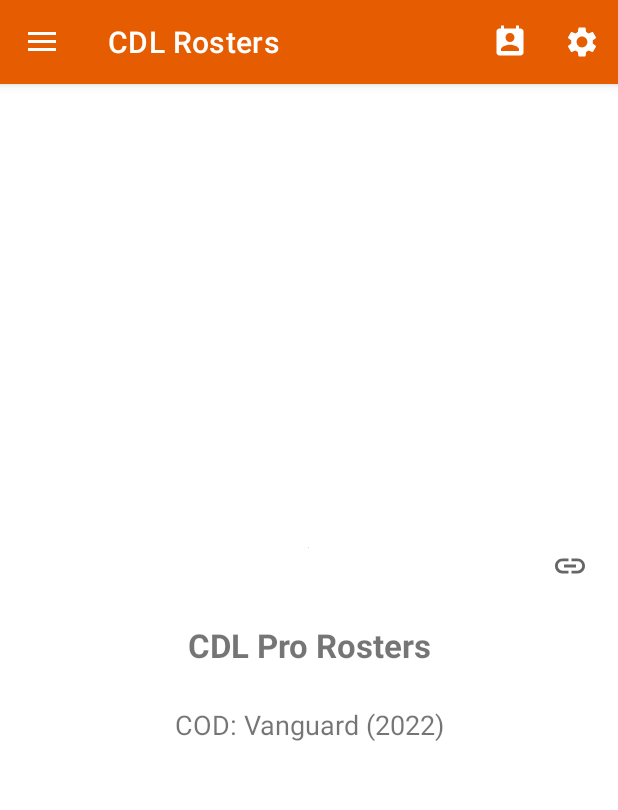
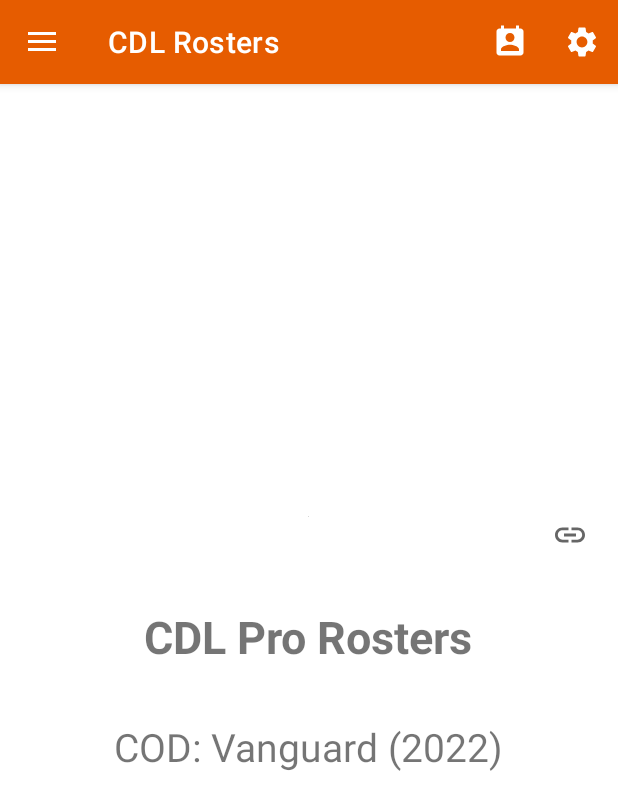
Before and after one commit to robbiebrush/CODAssistantAndroid, an Android app: the screen it shows after launch (MainActivity), in the side drawer, after a tap on "CDL Rosters", on a phone screen of 412 x 824 dp. Shown: the top 810 px of the screen. Run offline under Robolectric (Android 15) with nearby library versions, the phone set to English and light mode, and no system bars; our stand-ins replace Picasso, Volley, androidx.preference, navigation-ui; network calls fail; pictures from the network do not load; Roboto replaces fonts that are not available here.

Commit message:
#001 Fixed pref change triggering, fixed filter issue causing stats to stack when stats screen isn't destroyng

```diff
--- a/app/src/main/java/com/example/codassistant/HomeFragment.java
+++ b/app/src/main/java/com/example/codassistant/HomeFragment.java
@@ -1,12 +1,17 @@
 package com.example.codassistant;
 
 import android.content.Intent;
+import android.content.SharedPreferences;
+import android.content.res.Configuration;
+import android.content.res.Resources;
 import android.net.Uri;
 import android.os.Bundle;
 
 import androidx.fragment.app.Fragment;
+import androidx.preference.PreferenceManager;
 
 import android.provider.CalendarContract;
+import android.util.DisplayMetrics;
 import android.view.LayoutInflater;
 import android.view.View;
 import android.view.ViewGroup;
@@ -14,6 +19,9 @@ import android.widget.Button;
 import android.widget.TextView;
 
 import com.google.android.material.snackbar.Snackbar;
+
+import java.util.Locale;
+import java.util.Objects;
 
 /**
  * A simple {@link Fragment} subclass.
@@ -65,6 +73,13 @@ public class HomeFragment extends Fragment {
     @Override
     public View onCreateView(LayoutInflater inflater, ViewGroup container,
                              Bundle savedInstanceState) {
+        SharedPreferences sharedPreferences = PreferenceManager.getDefaultSharedPreferences(Objects.requireNonNull(getContext()));
+        if (sharedPreferences.getString("font", "default").equals("default")) {
+            MainActivity.font = 0;
+        } else if (sharedPreferences.getString("font" ,"default").equals("large")) {
+            MainActivity.font = 1;
+        }
+
         // Inflate the layout for this fragment
         View view = inflater.inflate(R.layout.fragment_home, container, false);
 
--- a/app/src/main/java/com/example/codassistant/MainActivity.java
+++ b/app/src/main/java/com/example/codassistant/MainActivity.java
@@ -1,5 +1,6 @@
 package com.example.codassistant;
 
+import android.app.Activity;
 import android.content.Context;
 import android.content.Intent;
 import android.content.SharedPreferences;
@@ -34,6 +35,7 @@ import androidx.preference.PreferenceManager;
 import com.example.codassistant.databinding.ActivityMainBinding;
 
 import java.util.Locale;
+import java.util.Objects;
 
 public class MainActivity extends AppCompatActivity {
 
@@ -47,40 +49,28 @@ public class MainActivity extends AppCompatActivity {
     //Stat filter flag
     public static int filter = 0;
 
-    //Lang flag for decimal rounding
-    public static int lang = 0;
-
     @Override
     protected void onCreate(Bundle savedInstanceState) {
         super.onCreate(savedInstanceState);
+
         SharedPreferences sharedPreferences = PreferenceManager.getDefaultSharedPreferences(getApplicationContext());
-        //language set test
-        if (sharedPreferences.getString("lang", "eng").equals("eng")) {
-            setAppLocale("en");
-            lang = 0;
-        } else if (sharedPreferences.getString("lang" ,"eng").equals("esp")) {
-            setAppLocale("es");
-            lang = 1;
+        if (sharedPreferences.getString("lang", "en").equals("en")) {
+            Resources res = getResources();
+            DisplayMetrics dm = res.getDisplayMetrics();
+            Configuration config = res.getConfiguration();
+            Locale locale = new Locale("en");
+            Locale.setDefault(locale);
+            config.setLocale(locale);
+            res.updateConfiguration(config, dm);
+        } else if (sharedPreferences.getString("lang" ,"en").equals("es")) {
+            Resources res = getResources();
+            DisplayMetrics dm = res.getDisplayMetrics();
+            Configuration config = res.getConfiguration();
+            Locale locale = new Locale("es");
+            Locale.setDefault(locale);
+            config.setLocale(locale);
+            res.updateConfiguration(config, dm);
         }
-
-        //font set test
-        if (sharedPreferences.getString("font", "default").equals("default")) {
-            font = 0;
-        } else if (sharedPreferences.getString("font" ,"default").equals("large")) {
-            font = 1;
-        }
-
-        if (sharedPreferences.getString("filter", "overall").equals("overall")) {
-            filter = 0;
-        } else if (sharedPreferences.getString("filter", "overall").equals("hp")) {
-            filter = 1;
-            Log.d("help","made it hp filter");
-        } else if (sharedPreferences.getString("filter", "overall").equals("snd")) {
-            filter = 2;
-        } else if (sharedPreferences.getString("filter", "overall").equals("ctl")) {
-            filter = 3;
-        }
-
 
         binding = ActivityMainBinding.inflate(getLayoutInflater());
         setContentView(binding.getRoot());
@@ -127,16 +117,6 @@ public class MainActivity extends AppCompatActivity {
         });
     }
 
-    private void setAppLocale(String code) {
-        Resources res = getResources();
-        DisplayMetrics dm = res.getDisplayMetrics();
-        Configuration config = res.getConfiguration();
-        Locale locale = new Locale(code);
-        Locale.setDefault(locale);
-        config.setLocale(locale);
-        res.updateConfiguration(config, dm);
-    }
-
     @Override
     public boolean onCreateOptionsMenu(Menu menu) {
         // Inflate the menu; this adds items to the action bar if it is present.
--- a/app/src/main/java/com/example/codassistant/RecyclerViews/MatchesRecycler/CustomRecyclerViewAdapter2.java
+++ b/app/src/main/java/com/example/codassistant/RecyclerViews/MatchesRecycler/CustomRecyclerViewAdapter2.java
@@ -4,6 +4,7 @@ import android.app.AlertDialog;
 import android.content.Context;
 import android.content.DialogInterface;
 import android.content.Intent;
+import android.content.SharedPreferences;
 import android.net.Uri;
 import android.os.Bundle;
 import android.view.LayoutInflater;
@@ -14,6 +15,7 @@ import android.widget.TextView;
 
 import androidx.annotation.NonNull;
 import androidx.navigation.Navigation;
+import androidx.preference.PreferenceManager;
 import androidx.recyclerview.widget.RecyclerView;
 
 import com.example.codassistant.Database.CreateUpdateFragment;
@@ -23,6 +25,7 @@ import com.example.codassistant.MainActivity;
 import com.example.codassistant.R;
 
 import java.util.ArrayList;
+import java.util.Objects;
 
 public class CustomRecyclerViewAdapter2 extends RecyclerView.Adapter<CustomRecyclerViewAdapter2.CustomViewHolder>{
     private ArrayList<Match> matches;
--- a/app/src/main/java/com/example/codassistant/SettingsFragment.java
+++ b/app/src/main/java/com/example/codassistant/SettingsFragment.java
@@ -11,18 +11,35 @@ import androidx.annotation.Nullable;
 import androidx.preference.ListPreference;
 import androidx.preference.Preference;
 import androidx.preference.PreferenceFragmentCompat;
+import androidx.preference.PreferenceManager;
 
 import java.util.Locale;
+import java.util.Objects;
 
 public class SettingsFragment extends PreferenceFragmentCompat {
+    static String lang;
 
     @Override
     public void onCreate(@Nullable Bundle savedInstanceState) {
         super.onCreate(savedInstanceState);
+
+        SharedPreferences sharedPreferences = PreferenceManager.getDefaultSharedPreferences(Objects.requireNonNull(getContext()));
+        lang = sharedPreferences.getString("lang", "en");
     }
 
     @Override
     public void onCreatePreferences(Bundle savedInstanceState, String rootKey) {
         setPreferencesFromResource(R.xml.root_preferences, rootKey);
     }
+
+    @Override
+    public void onStop() {
+        super.onStop();
+
+        SharedPreferences sharedPreferences = PreferenceManager.getDefaultSharedPreferences(Objects.requireNonNull(getContext()));
+
+        if (!lang.equals(sharedPreferences.getString("lang", "en"))) {
+            getActivity().recreate();
+        }
+    }
 }
--- a/app/src/main/java/com/example/codassistant/StatsFragment.java
+++ b/app/src/main/java/com/example/codassistant/StatsFragment.java
@@ -1,8 +1,10 @@
 package com.example.codassistant;
 
+import android.content.SharedPreferences;
 import android.os.Bundle;
 
 import androidx.fragment.app.Fragment;
+import androidx.preference.PreferenceManager;
 
 import android.view.LayoutInflater;
 import android.view.View;
@@ -15,6 +17,7 @@ import com.example.codassistant.Database.pojos.Match;
 import java.text.DecimalFormat;
 import java.util.ArrayList;
 import java.util.Locale;
+import java.util.Objects;
 
 /**
  * A simple {@link Fragment} subclass.
@@ -40,6 +43,8 @@ public class StatsFragment extends Fragment {
     double seconds = 0;
     double plants = 0;
     double objKills = 0;
+
+    int openFlag = 0;
 
     // TODO: Rename parameter arguments, choose names that match
     // the fragment initialization parameters, e.g. ARG_ITEM_NUMBER
@@ -84,6 +89,30 @@ public class StatsFragment extends Fragment {
     @Override
     public View onCreateView(LayoutInflater inflater, ViewGroup container,
                              Bundle savedInstanceState) {
+
+        SharedPreferences sharedPreferences = PreferenceManager.getDefaultSharedPreferences(Objects.requireNonNull(getContext()));
+
+        switch (sharedPreferences.getString("filter", "overall")) {
+            case "overall":
+                MainActivity.filter = 0;
+                break;
+            case "hp":
+                MainActivity.filter = 1;
+                break;
+            case "snd":
+                MainActivity.filter = 2;
+                break;
+            case "ctl":
+                MainActivity.filter = 3;
+                break;
+        }
+
+        if (sharedPreferences.getString("font", "default").equals("default")) {
+            MainActivity.font = 0;
+        } else if (sharedPreferences.getString("font" ,"default").equals("large")) {
+            MainActivity.font = 1;
+        }
+
         // Inflate the layout for this fragment
         View view = inflater.inflate(R.layout.fragment_stats, container, false);
 
@@ -93,6 +122,8 @@ public class StatsFragment extends Fragment {
 
         MatchesDatabase db = new MatchesDatabase(getContext());
         matches = db.getAllMatches();
+
+        if (openFlag == 0) {
             for (Match match : matches) {
                 if (match.getMode().equals(getResources().getString(R.string.hp))) {
                     hpMatches.add(match);
@@ -102,6 +133,8 @@ public class StatsFragment extends Fragment {
                     ctlMatches.add(match);
                 }
             }
+        }
+
 
         TextView filterName = view.findViewById(R.id.filterName);
         TextView winLoss = view.findViewById(R.id.winLoss);
@@ -157,7 +190,7 @@ public class StatsFragment extends Fragment {
                     if (losses == 0) {
                         winLossRatio = wins;
                     } else {
-                        winLossRatio = matches.size() / wins;
+                        winLossRatio = wins / losses;
                     }
 
                     if (match.getMode().equals(getResources().getString(R.string.hp))) {
@@ -193,6 +226,7 @@ public class StatsFragment extends Fragment {
                 totalStats.setText(noDec.format(elims) + "/" + noDec.format(deaths) + "     " + twoDec.format(elimDeathRatio) + "K/D");
                 averageStats.setText(noDec.format(avElims) + "/" + noDec.format(avDeaths));
                 objStats.setText(oneDec.format(seconds) + " " + getResources().getString(R.string.secs) + "     " + oneDec.format(plants) + " " + getResources().getString(R.string.plants) + "     " + oneDec.format(objKills) + " obj elims");
+
             } else if (MainActivity.filter == 1) {
                 filterName.setText(getResources().getString(R.string.hp));
 
@@ -214,7 +248,7 @@ public class StatsFragment extends Fragment {
                     if (losses == 0) {
                         winLossRatio = wins;
                     } else {
-                        winLossRatio = hpMatches.size() / wins;
+                        winLossRatio = wins / losses;
                     }
 
                     seconds += match.getObj();
@@ -234,6 +268,7 @@ public class StatsFragment extends Fragment {
                 totalStats.setText(noDec.format(elims) + "/" + noDec.format(deaths) + "     " + twoDec.format(elimDeathRatio) + "K/D");
                 averageStats.setText(noDec.format(avElims) + "/" + noDec.format(avDeaths));
                 objStats.setText(oneDec.format(seconds) + " " + getResources().getString(R.string.secs));
+
             } else if (MainActivity.filter == 2) {
                 filterName.setText(getResources().getString(R.string.snd));
 
@@ -255,7 +290,7 @@ public class StatsFragment extends Fragment {
                     if (losses == 0) {
                         winLossRatio = wins;
                     } else {
-                        winLossRatio = sndMatches.size() / wins;
+                        winLossRatio = wins / losses;
                     }
 
                     plants += match.getObj();
@@ -296,7 +331,7 @@ public class StatsFragment extends Fragment {
                     if (losses == 0) {
                         winLossRatio = wins;
                     } else {
-                        winLossRatio = ctlMatches.size() / wins;
+                        winLossRatio = wins / losses;
                     }
 
                     objKills += match.getObj();
@@ -326,4 +361,23 @@ public class StatsFragment extends Fragment {
 
         return view;
     }
+
+    @Override
+    public void onStop() {
+        super.onStop();
+
+        wins = 0;
+        losses = 0;
+        elims = 0;
+        deaths = 0;
+        winLossRatio = 0;
+        elimDeathRatio = 0;
+        avElims = 0;
+        avDeaths = 0;
+        seconds = 0;
+        plants = 0;
+        objKills = 0;
+
+        openFlag = 1;
     }
+}
--- a/app/src/main/java/com/example/codassistant/ViewPagers/RosterPager/ViewPager2Fragment.java
+++ b/app/src/main/java/com/example/codassistant/ViewPagers/RosterPager/ViewPager2Fragment.java
@@ -1,10 +1,12 @@
 package com.example.codassistant.ViewPagers.RosterPager;
 
 import android.content.Intent;
+import android.content.SharedPreferences;
 import android.net.Uri;
 import android.os.Bundle;
 
 import androidx.fragment.app.Fragment;
+import androidx.preference.PreferenceManager;
 
 import android.util.TypedValue;
 import android.view.LayoutInflater;
@@ -17,6 +19,8 @@ import com.example.codassistant.MainActivity;
 import com.example.codassistant.R;
 import com.google.android.material.snackbar.Snackbar;
 import com.squareup.picasso.Picasso;
+
+import java.util.Objects;
 
 /**
  * A simple {@link Fragment} subclass.
@@ -79,14 +83,6 @@ public class ViewPager2Fragment extends Fragment {
         ImageView picView = (ImageView) view.findViewById(R.id.teamPic);
         TextView nameTextView = (TextView) view.findViewById(R.id.teamName);
         TextView rosterTextView = (TextView) view.findViewById(R.id.teamRoster);
-
-        if (MainActivity.font == 0) {
-            nameTextView.setTextSize(getResources().getDimension(R.dimen.subtitle_text) / getResources().getDisplayMetrics().density);
-            rosterTextView.setTextSize(getResources().getDimension(R.dimen.body_text) / getResources().getDisplayMetrics().density);
-        } else if (MainActivity.font == 1) {
-            nameTextView.setTextSize(getResources().getDimension(R.dimen.subtitle_text_large) / getResources().getDisplayMetrics().density);
-            rosterTextView.setTextSize(getResources().getDimension(R.dimen.body_text_large) / getResources().getDisplayMetrics().density);
-        }
 
         ImageView urlView = (ImageView) view.findViewById(R.id.webURL);
 
--- a/app/src/main/res/layout/fragment_view_pager2.xml
+++ b/app/src/main/res/layout/fragment_view_pager2.xml
@@ -38,7 +38,7 @@
             android:layout_weight="1"
             android:layout_gravity="center"
             android:textAlignment="center"
-            android:textSize="@dimen/title_text"
+            android:textSize="@dimen/title_text_large"
             android:textStyle="bold"/>
 
         <TextView
@@ -48,6 +48,6 @@
             android:layout_weight="1"
             android:layout_gravity="center"
             android:textAlignment="center"
-            android:textSize="@dimen/subtitle_text"/>
+            android:textSize="@dimen/subtitle_text_large"/>
     </LinearLayout>
 </ScrollView>
--- a/app/src/main/res/values/arrays.xml
+++ b/app/src/main/res/values/arrays.xml
@@ -6,8 +6,8 @@
     </string-array>
 
     <string-array name="langs_values">
-        <item>eng</item>
-        <item>esp</item>
+        <item>en</item>
+        <item>es</item>
     </string-array>
 
     <!-- Font Size Preference -->
```
Also changed, not shown: app/src/main/java/com/example/codassistant/RecyclerViews/CreditsRecycler/CreditsFragment.java (+16 -0 lines), app/src/main/java/com/example/codassistant/RecyclerViews/MatchesRecycler/MatchesFragment.java (+15 -0 lines), app/src/main/res/layout/fragment_stats.xml (+15 -3 lines). Lines whose indentation alone changed are shown as unchanged.
